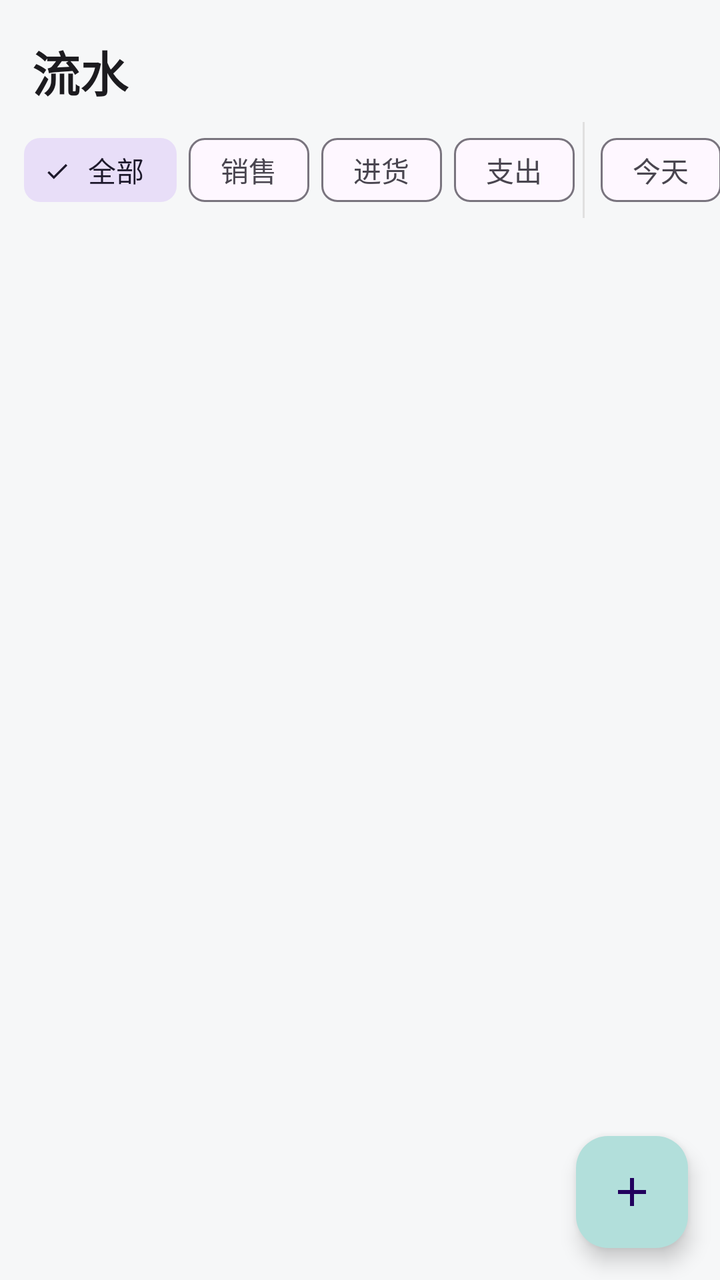
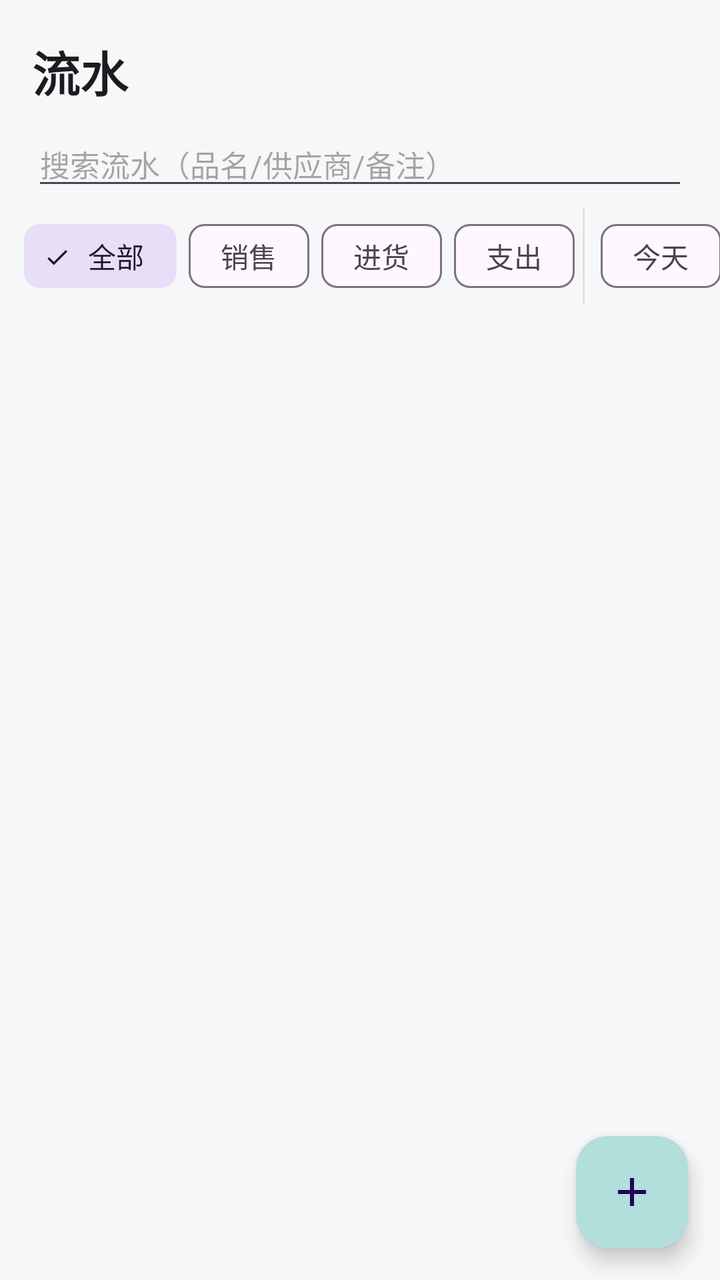

Two renders of the same Android screen: before a commit and after it. Below are the layout's source before the change and the commit's diff.
<!-- AndroidManifest.xml: application theme Theme.Accounting -->
<!-- res/layout/fragment_sales.xml -->
<?xml version="1.0" encoding="utf-8"?>
<FrameLayout xmlns:android="http://schemas.android.com/apk/res/android"
    xmlns:app="http://schemas.android.com/apk/res-auto"
    android:layout_width="match_parent"
    android:layout_height="match_parent">

    <LinearLayout
        android:layout_width="match_parent"
        android:layout_height="match_parent"
        android:orientation="vertical">

        <TextView
            android:layout_width="match_parent"
            android:layout_height="wrap_content"
            android:paddingStart="16dp"
            android:paddingEnd="16dp"
            android:paddingTop="18dp"
            android:paddingBottom="8dp"
            android:text="@string/nav_sales"
            android:textColor="@color/text_primary"
            android:textSize="24sp"
            android:textStyle="bold" />

        
        <HorizontalScrollView
            android:layout_width="match_parent"
            android:layout_height="wrap_content"
            android:scrollbars="none">

            <LinearLayout
                android:layout_width="wrap_content"
                android:layout_height="wrap_content"
                android:orientation="horizontal"
                android:paddingStart="12dp"
                android:paddingEnd="12dp">

                <com.google.android.material.chip.ChipGroup
                    android:id="@+id/chip_group_type"
                    android:layout_width="wrap_content"
                    android:layout_height="wrap_content"
                    app:chipSpacingHorizontal="6dp"
                    app:selectionRequired="true"
                    app:singleLine="true"
                    app:singleSelection="true">

                    <com.google.android.material.chip.Chip
                        android:id="@+id/chip_type_all"
                        style="@style/Widget.Material3.Chip.Filter"
                        android:layout_width="wrap_content"
                        android:layout_height="wrap_content"
                        android:checked="true"
                        android:text="@string/filter_all" />

                    <com.google.android.material.chip.Chip
                        android:id="@+id/chip_type_sale"
                        style="@style/Widget.Material3.Chip.Filter"
                        android:layout_width="wrap_content"
                        android:layout_height="wrap_content"
                        android:text="@string/tab_sales" />

                    <com.google.android.material.chip.Chip
                        android:id="@+id/chip_type_purchase"
                        style="@style/Widget.Material3.Chip.Filter"
                        android:layout_width="wrap_content"
                        android:layout_height="wrap_content"
                        android:text="@string/tab_purchases" />

                    <com.google.android.material.chip.Chip
                        android:id="@+id/chip_type_expense"
                        style="@style/Widget.Material3.Chip.Filter"
                        android:layout_width="wrap_content"
                        android:layout_height="wrap_content"
                        android:text="@string/tab_expenses" />
                </com.google.android.material.chip.ChipGroup>

                <View
                    android:layout_width="1dp"
                    android:layout_height="match_parent"
                    android:layout_marginStart="4dp"
                    android:layout_marginEnd="8dp"
                    android:background="@color/divider" />

                <com.google.android.material.chip.ChipGroup
                    android:id="@+id/chip_group_range"
                    android:layout_width="wrap_content"
                    android:layout_height="wrap_content"
                    app:chipSpacingHorizontal="6dp"
                    app:selectionRequired="true"
                    app:singleLine="true"
                    app:singleSelection="true">

                    <com.google.android.material.chip.Chip
                        android:id="@+id/chip_today"
                        style="@style/Widget.Material3.Chip.Filter"
                        android:layout_width="wrap_content"
                        android:layout_height="wrap_content"
                        android:text="@string/filter_today" />

                    <com.google.android.material.chip.Chip
                        android:id="@+id/chip_7days"
                        style="@style/Widget.Material3.Chip.Filter"
                        android:layout_width="wrap_content"
                        android:layout_height="wrap_content"
                        android:text="@string/filter_7days" />

                    <com.google.android.material.chip.Chip
                        android:id="@+id/chip_month"
                        style="@style/Widget.Material3.Chip.Filter"
                        android:layout_width="wrap_content"
                        android:layout_height="wrap_content"
                        android:checked="true"
                        android:text="@string/filter_month" />

                    <com.google.android.material.chip.Chip
                        android:id="@+id/chip_custom_date"
                        style="@style/Widget.Material3.Chip.Filter"
                        android:layout_width="wrap_content"
                        android:layout_height="wrap_content"
                        android:text="@string/filter_custom_date" />

                    <com.google.android.material.chip.Chip
                         android:id="@+id/chip_last_month"
                        style="@style/Widget.Material3.Chip.Filter"
                        android:layout_width="wrap_content"
                        android:layout_height="wrap_content"
                        android:text="@string/filter_last_month" />
                </com.google.android.material.chip.ChipGroup>

                <com.google.android.material.chip.Chip
                    android:id="@+id/chip_show_voided"
                    style="@style/Widget.Material3.Chip.Filter"
                    android:layout_width="wrap_content"
                    android:layout_height="wrap_content"
                    android:layout_marginStart="6dp"
                    android:checked="true"
                    android:text="@string/show_voided" />
            </LinearLayout>
        </HorizontalScrollView>

        <TextView
            android:id="@+id/empty_hint"
            android:layout_width="match_parent"
            android:layout_height="wrap_content"
            android:gravity="center"
            android:padding="32dp"
            android:text="@string/empty_list"
            android:textColor="@color/text_secondary"
            android:visibility="gone" />

        <androidx.recyclerview.widget.RecyclerView
            android:id="@+id/recycler"
            android:layout_width="match_parent"
            android:layout_height="0dp"
            android:layout_weight="1"
            android:clipToPadding="false"
            android:paddingBottom="88dp" />
    </LinearLayout>

    <com.google.android.material.floatingactionbutton.FloatingActionButton
        android:id="@+id/fab_add_expense"
        android:layout_width="wrap_content"
        android:layout_height="wrap_content"
        android:layout_gravity="bottom|end"
        android:layout_margin="16dp"
        android:contentDescription="@string/expense_title"
        app:srcCompat="@drawable/ic_add" />

</FrameLayout>
<!-- resources referenced by this layout -->
<resources>
  <color name="divider">#E0E0E0</color>
  <color name="text_primary">#1C1B1F</color>
  <color name="text_secondary">#5F6368</color>
  <!-- drawable ic_add (drawable) -->
  <vector xmlns:android="http://schemas.android.com/apk/res/android"
      android:width="24dp"
      android:height="24dp"
      android:viewportWidth="24"
      android:viewportHeight="24">
      <path
          android:fillColor="#FF000000"
          android:pathData="M19,13h-6v6h-2v-6H5v-2h6V5h2v6h6V13z" />
  </vector>
  <string name="empty_list">暂无记录</string>
  <string name="expense_title">记支出</string>
  <string name="filter_7days">近 7 天</string>
  <string name="filter_all">全部</string>
  <string name="filter_custom_date">指定日期</string>
  <string name="filter_last_month">上月</string>
  <string name="filter_month">本月</string>
  <string name="filter_today">今天</string>
  <string name="nav_sales">流水</string>
  <string name="show_voided">显示已作废</string>
  <string name="tab_expenses">支出</string>
  <string name="tab_purchases">进货</string>
  <string name="tab_sales">销售</string>
  <style name="Theme.Accounting" parent="Theme.Material3.DayNight.NoActionBar">
          <item name="colorPrimary">@color/brand_primary</item>
          <item name="colorOnPrimary">#FFFFFF</item>
          <item name="colorPrimaryContainer">@color/brand_primary_light</item>
          <item name="android:colorBackground">@color/bg_page</item>
          <item name="android:statusBarColor">@color/brand_primary_dark</item>
      </style>
  <color name="brand_primary">#00695C</color>
  <color name="brand_primary_light">#B2DFDB</color>
  <color name="bg_page">#F6F7F8</color>
  <color name="brand_primary_dark">#004D40</color>
</resources>

<!-- the commit's change to res/layout/fragment_sales.xml (unified diff, before → after) -->
@@ -20,6 +20,18 @@
             android:textColor="@color/text_primary"
             android:textSize="24sp"
             android:textStyle="bold" />
+
+        <EditText
+            android:id="@+id/search_input"
+            android:layout_width="match_parent"
+            android:layout_height="wrap_content"
+            android:layout_marginStart="16dp"
+            android:layout_marginEnd="16dp"
+            android:layout_marginBottom="4dp"
+            android:hint="@string/search_ledger_hint"
+            android:inputType="text"
+            android:maxLines="1"
+            android:textSize="15sp" />
 
         
         <HorizontalScrollView
<!-- resource entries referenced after the edit -->
@@ -22,6 +22,7 @@
   <string name="filter_month">本月</string>
   <string name="filter_today">今天</string>
   <string name="nav_sales">流水</string>
+  <string name="search_ledger_hint">搜索流水（品名/供应商/备注）</string>
   <string name="show_voided">显示已作废</string>
   <string name="tab_expenses">支出</string>
   <string name="tab_purchases">进货</string>
